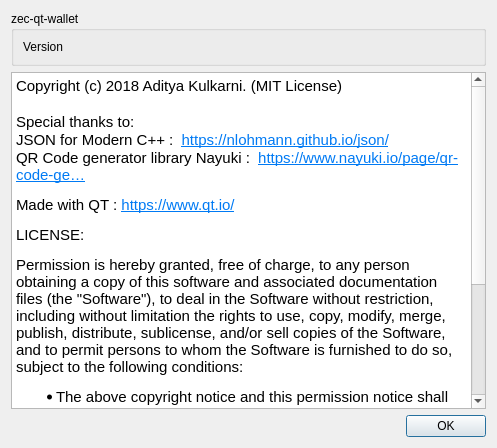
Before: the Qt Designer form src/about.ui in z-bitcoinz/BitcoinZ_Blue, drawn with Qt 5.
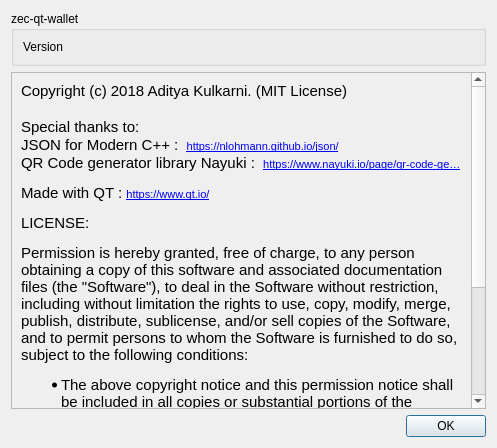
After: the same form once the commit is applied.

Commit message: #35 - Make links clickable

The edit to the form file:
```diff
--- a/src/about.ui
+++ b/src/about.ui
@@ -31,26 +31,51 @@
     </widget>
    </item>
    <item>
-    <widget class="QTextEdit" name="textEdit">
-     <property name="readOnly">
+    <widget class="QScrollArea" name="scrollArea">
+     <property name="widgetResizable">
       <bool>true</bool>
      </property>
-     <property name="html">
-      <string>&lt;!DOCTYPE HTML PUBLIC &quot;-//W3C//DTD HTML 4.0//EN&quot; &quot;http://www.w3.org/TR/REC-html40/strict.dtd&quot;&gt;
+     <widget class="QWidget" name="scrollAreaWidgetContents">
+      <property name="geometry">
+       <rect>
+        <x>0</x>
+        <y>0</y>
+        <width>470</width>
+        <height>389</height>
+       </rect>
+      </property>
+      <layout class="QVBoxLayout" name="verticalLayout_3">
+       <item>
+        <widget class="QLabel" name="label">
+         <property name="text">
+          <string>&lt;!DOCTYPE HTML PUBLIC &quot;-//W3C//DTD HTML 4.0//EN&quot; &quot;http://www.w3.org/TR/REC-html40/strict.dtd&quot;&gt;
 &lt;html&gt;&lt;head&gt;&lt;meta name=&quot;qrichtext&quot; content=&quot;1&quot; /&gt;&lt;style type=&quot;text/css&quot;&gt;
 p, li { white-space: pre-wrap; }
 &lt;/style&gt;&lt;/head&gt;&lt;body style=&quot; font-family:'MS Shell Dlg 2'; font-size:8.1pt; font-weight:400; font-style:normal;&quot;&gt;
 &lt;p style=&quot; margin-top:0px; margin-bottom:0px; margin-left:0px; margin-right:0px; -qt-block-indent:0; text-indent:0px;&quot;&gt;&lt;span style=&quot; font-family:'Ubuntu'; font-size:11pt;&quot;&gt;Copyright (c) 2018 Aditya Kulkarni. (MIT License)&lt;/span&gt;&lt;/p&gt;
 &lt;p style=&quot;-qt-paragraph-type:empty; margin-top:0px; margin-bottom:0px; margin-left:0px; margin-right:0px; -qt-block-indent:0; text-indent:0px; font-family:'Ubuntu'; font-size:11pt;&quot;&gt;&lt;br /&gt;&lt;/p&gt;
 &lt;p style=&quot; margin-top:0px; margin-bottom:0px; margin-left:0px; margin-right:0px; -qt-block-indent:0; text-indent:0px;&quot;&gt;&lt;span style=&quot; font-family:'Ubuntu'; font-size:11pt;&quot;&gt;Special thanks to:&lt;/span&gt;&lt;/p&gt;
-&lt;p style=&quot; margin-top:0px; margin-bottom:0px; margin-left:0px; margin-right:0px; -qt-block-indent:0; text-indent:0px;&quot;&gt;&lt;span style=&quot; font-family:'Ubuntu'; font-size:11pt;&quot;&gt;JSON for Modern C++ :  &lt;/span&gt;&lt;a href=&quot;https://nlohmann.github.io/json/&quot;&gt;&lt;span style=&quot; font-family:'Ubuntu'; font-size:11pt; text-decoration: underline; color:#007af4;&quot;&gt;https://nlohmann.github.io/json/&lt;/span&gt;&lt;/a&gt;&lt;/p&gt;
-&lt;p style=&quot; margin-top:0px; margin-bottom:0px; margin-left:0px; margin-right:0px; -qt-block-indent:0; text-indent:0px;&quot;&gt;&lt;span style=&quot; font-family:'Ubuntu'; font-size:11pt;&quot;&gt;QR Code generator library Nayuki :  &lt;/span&gt;&lt;a href=&quot;https://www.nayuki.io/page/qr-code-generator-library&quot;&gt;&lt;span style=&quot; font-family:'Ubuntu'; font-size:11pt; text-decoration: underline; color:#007af4;&quot;&gt;https://www.nayuki.io/page/qr-code-ge…&lt;/span&gt;&lt;/a&gt;&lt;/p&gt;
-&lt;p style=&quot; margin-top:12px; margin-bottom:12px; margin-left:0px; margin-right:0px; -qt-block-indent:0; text-indent:0px;&quot;&gt;&lt;span style=&quot; font-family:'Ubuntu'; font-size:11pt;&quot;&gt;Made with QT : &lt;/span&gt;&lt;a href=&quot;https://www.qt.io/&quot;&gt;&lt;span style=&quot; font-family:'Ubuntu'; font-size:11pt; text-decoration: underline; color:#007af4;&quot;&gt;https://www.qt.io/&lt;/span&gt;&lt;/a&gt;&lt;/p&gt;
+&lt;p style=&quot; margin-top:0px; margin-bottom:0px; margin-left:0px; margin-right:0px; -qt-block-indent:0; text-indent:0px;&quot;&gt;&lt;span style=&quot; font-family:'Ubuntu'; font-size:11pt;&quot;&gt;JSON for Modern C++ :  &lt;/span&gt;&lt;a href=&quot;https://nlohmann.github.io/json/&quot;&gt;&lt;span style=&quot; font-size:8pt; text-decoration: underline; color:#0000ff;&quot;&gt;https://nlohmann.github.io/json/&lt;/span&gt;&lt;/a&gt;&lt;/p&gt;
+&lt;p style=&quot; margin-top:0px; margin-bottom:0px; margin-left:0px; margin-right:0px; -qt-block-indent:0; text-indent:0px;&quot;&gt;&lt;span style=&quot; font-family:'Ubuntu'; font-size:11pt;&quot;&gt;QR Code generator library Nayuki :  &lt;/span&gt;&lt;a href=&quot;https://www.nayuki.io/page/qr-code-generator-library&quot;&gt;&lt;span style=&quot; font-size:8pt; text-decoration: underline; color:#0000ff;&quot;&gt;https://www.nayuki.io/page/qr-code-ge…&lt;/span&gt;&lt;/a&gt;&lt;/p&gt;
+&lt;p style=&quot; margin-top:12px; margin-bottom:12px; margin-left:0px; margin-right:0px; -qt-block-indent:0; text-indent:0px;&quot;&gt;&lt;span style=&quot; font-family:'Ubuntu'; font-size:11pt;&quot;&gt;Made with QT : &lt;/span&gt;&lt;a href=&quot;https://www.qt.io/&quot;&gt;&lt;span style=&quot; font-size:8pt; text-decoration: underline; color:#0000ff;&quot;&gt;https://www.qt.io/&lt;/span&gt;&lt;/a&gt;&lt;/p&gt;
 &lt;p style=&quot; margin-top:12px; margin-bottom:12px; margin-left:0px; margin-right:0px; -qt-block-indent:0; text-indent:0px;&quot;&gt;&lt;span style=&quot; font-family:'Ubuntu'; font-size:11pt;&quot;&gt;LICENSE:&lt;/span&gt;&lt;/p&gt;
 &lt;p style=&quot; margin-top:12px; margin-bottom:12px; margin-left:0px; margin-right:0px; -qt-block-indent:0; text-indent:0px;&quot;&gt;&lt;span style=&quot; font-family:'Ubuntu'; font-size:11pt;&quot;&gt;Permission is hereby granted, free of charge, to any person obtaining a copy of this software and associated documentation files (the &amp;quot;Software&amp;quot;), to deal in the Software without restriction, including without limitation the rights to use, copy, modify, merge, publish, distribute, sublicense, and/or sell copies of the Software, and to permit persons to whom the Software is furnished to do so, subject to the following conditions:&lt;/span&gt;&lt;/p&gt;
 &lt;ul style=&quot;margin-top: 0px; margin-bottom: 0px; margin-left: 0px; margin-right: 0px; -qt-list-indent: 1;&quot;&gt;&lt;li style=&quot; font-family:'Ubuntu'; font-size:11pt;&quot; style=&quot; margin-top:12px; margin-bottom:12px; margin-left:0px; margin-right:0px; -qt-block-indent:0; text-indent:0px;&quot;&gt;The above copyright notice and this permission notice shall be included in all copies or substantial portions of the Software.&lt;/li&gt;
 &lt;li style=&quot; font-family:'Ubuntu'; font-size:11pt;&quot; style=&quot; margin-top:12px; margin-bottom:12px; margin-left:0px; margin-right:0px; -qt-block-indent:0; text-indent:0px;&quot;&gt;The Software is provided &amp;quot;as is&amp;quot;, without warranty of any kind, express or implied, including but not limited to the warranties of merchantability, fitness for a particular purpose and noninfringement. In no event shall the authors or copyright holders be liable for any claim, damages or other liability, whether in an action of contract, tort or otherwise, arising from, out of or in connection with the Software or the use or other dealings in the Software.&lt;/li&gt;&lt;/ul&gt;&lt;/body&gt;&lt;/html&gt;</string>
-     </property>
+         </property>
+         <property name="wordWrap">
+          <bool>true</bool>
+         </property>
+         <property name="openExternalLinks">
+          <bool>true</bool>
+         </property>
+         <property name="textInteractionFlags">
+          <set>Qt::LinksAccessibleByMouse</set>
+         </property>
+        </widget>
+       </item>
+      </layout>
+     </widget>
     </widget>
    </item>
    <item>
```
